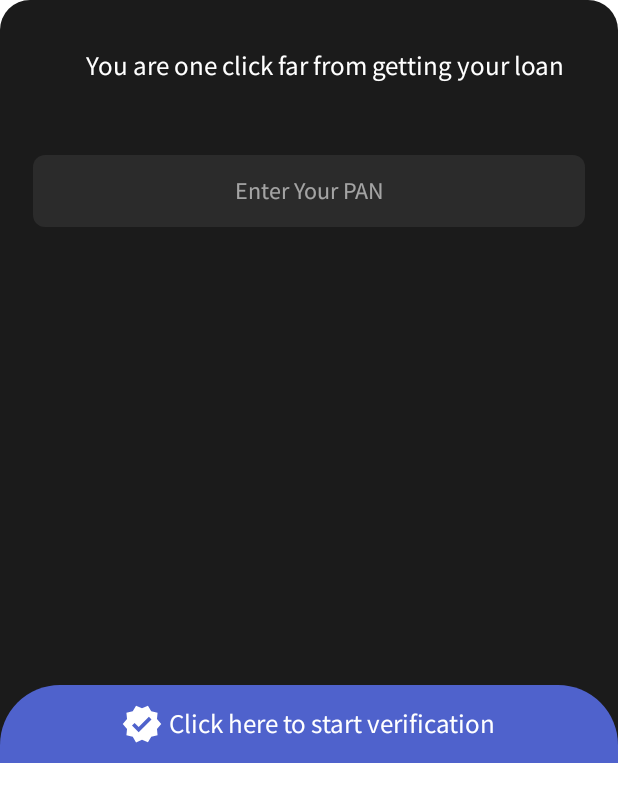
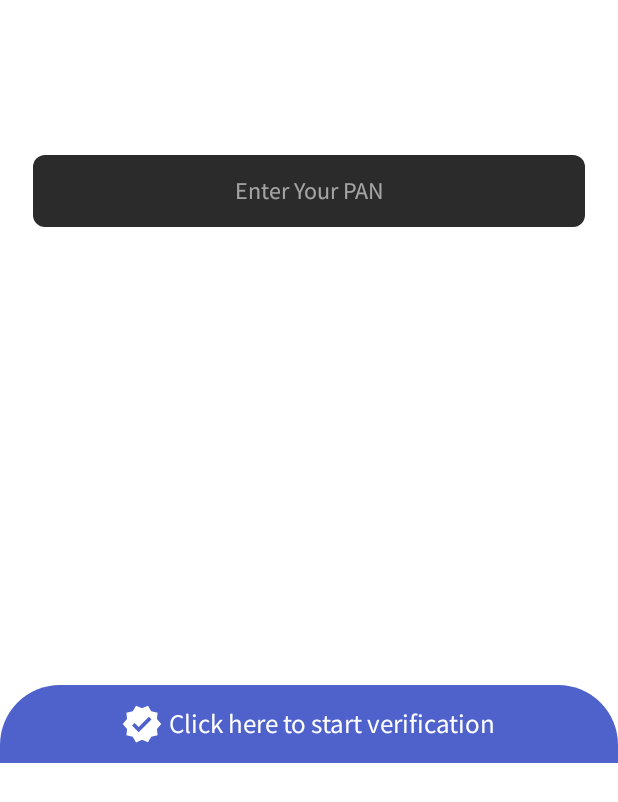
Before and after one commit to Subhadiptech/loanHero, an Android app: the layout pan_sheet.xml on its own in the app's theme, with its tools: preview values and no code run, on a phone screen of 412 x 824 dp. Shown: the top 802 px of the screen. Run offline under Robolectric (Android 15) with nearby library versions, the phone set to English and light mode, and no system bars.

Commit message:
sheet edges fixed

```diff
--- a/app/src/main/AndroidManifest.xml
+++ b/app/src/main/AndroidManifest.xml
@@ -2,7 +2,6 @@
 <manifest xmlns:android="http://schemas.android.com/apk/res/android"
     xmlns:tools="http://schemas.android.com/tools">
 
-    <uses-permission android:name="android.permission.INTERNET" />
     <application
         android:name="com.ersubhadip.MyApplication"
         android:allowBackup="true"
--- a/app/src/main/res/layout/loading_sheet.xml
+++ b/app/src/main/res/layout/loading_sheet.xml
@@ -3,7 +3,6 @@
     xmlns:app="http://schemas.android.com/apk/res-auto"
     android:layout_width="match_parent"
     android:layout_height="wrap_content"
-    android:background="@drawable/primary_top_rounded"
     android:paddingVertical="32dp">
 
     <ProgressBar
--- a/app/src/main/res/layout/pan_sheet.xml
+++ b/app/src/main/res/layout/pan_sheet.xml
@@ -4,7 +4,7 @@
     android:id="@+id/pan_sheet_container"
     android:layout_width="match_parent"
     android:layout_height="wrap_content"
-    android:background="@drawable/primary_top_rounded">
+    >
 
     <LinearLayout
         android:id="@+id/collapsed_pan_container"
--- a/app/src/main/res/layout/selection_sheet.xml
+++ b/app/src/main/res/layout/selection_sheet.xml
@@ -3,7 +3,7 @@
     xmlns:app="http://schemas.android.com/apk/res-auto"
     android:layout_width="match_parent"
     android:layout_height="wrap_content"
-    android:background="@drawable/primary_top_rounded">
+    >
 
     <TextView
         android:id="@+id/title"
--- a/app/src/main/res/layout/transfer_sheet.xml
+++ b/app/src/main/res/layout/transfer_sheet.xml
@@ -3,7 +3,7 @@
     xmlns:app="http://schemas.android.com/apk/res-auto"
     android:layout_width="match_parent"
     android:layout_height="wrap_content"
-    android:background="@drawable/primary_top_rounded">
+    >
 
 
     <LinearLayout
--- a/app/src/main/res/values/themes.xml
+++ b/app/src/main/res/values/themes.xml
@@ -8,8 +8,11 @@
 
         <item name="android:statusBarColor">@color/black</item>
         <item name="android:fontFamily">@font/source_sans_pro</item>
-        <!-- Customize your theme here. -->
+        <item name="bottomSheetDialogTheme">@style/AppBottomSheetDialogTheme</item>
+
     </style>
+
+    <!-- Customize your theme here. -->
 
     <style name="AppBottomSheetDialogTheme" parent="Theme.Design.Light.BottomSheetDialog">
         <item name="bottomSheetStyle">@style/AppModalStyle</item>
```
